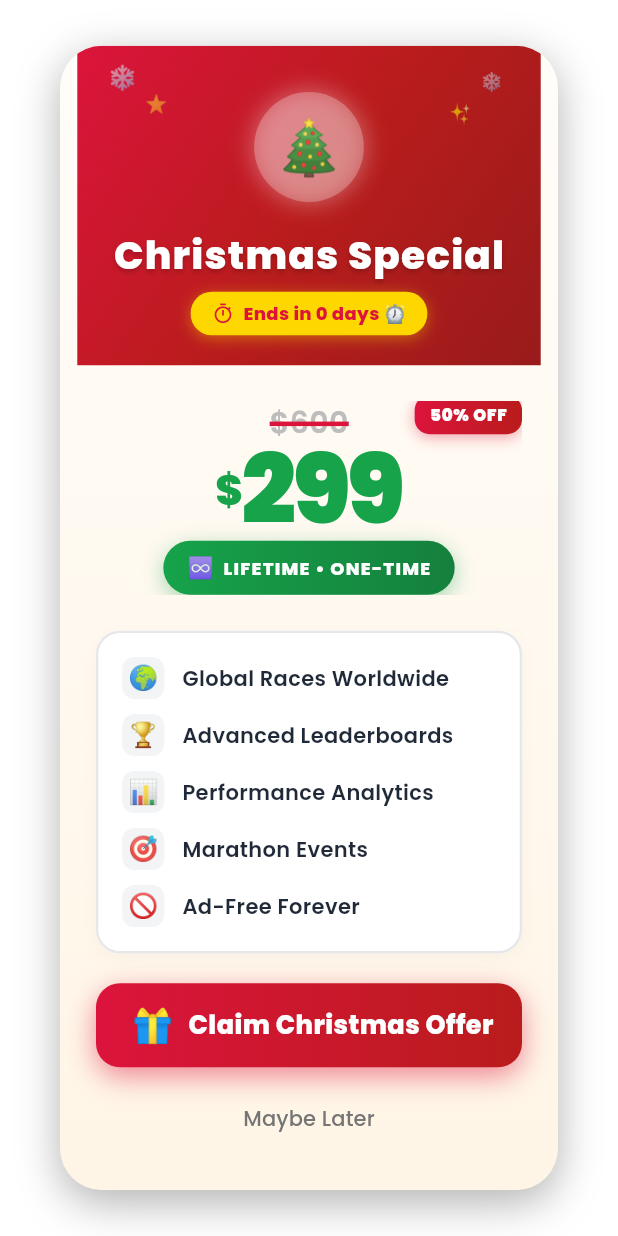
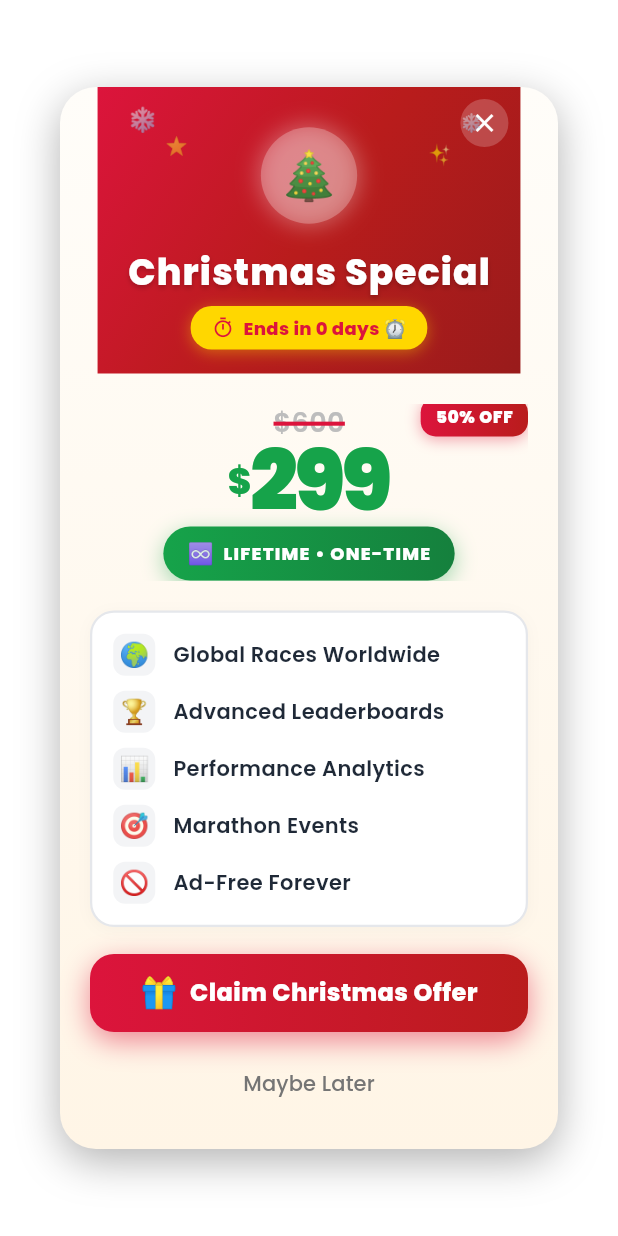
Before and after one commit to netsphereofficial-jpg/netsphere-stepzsync-stable, a Flutter app: the _PremiumPurchaseDialogContent widget shown alone on an empty page, opened directly with empty values, on a phone screen of 412 x 824 dp. Run offline on Flutter 3.47's test engine with Material 3 defaults, Android fonts, the phone set to English and light mode, and no system bars; our stand-ins replace cloud_firestore, cloud_functions, confetti, connectivity_plus, country_code_picker, dio and 27 more; missing offline and left inert: android_intent_plus, firebase_performance, flutter_polyline_points, health, place_picker_google; accounts and stored records are empty; project files that could hold a hidden picture were left out.

Commit message:
UI: Add close button and reduce size of Christmas special dialog
Added a close button (X) at the top-right corner and made the dialog
more compact for better mobile UX.

Changes:
- Added close button with semi-transparent white background
- Reduced dialog width from 88% to 85% of screen width
- Reduced max width from 420px to 380px
- Reduced border radius from 28px to 24px for tighter design
- Reduced padding throughout (header: 24px, content: 20px)
- Scaled down Christmas tree icon from 36px to 32px
- Reduced title font size from 26px to 24px
- Reduced price display sizes (original: 20→18px, main: 64→56px)
- Reduced button height from 56px to 52px
- Reduced button text from 17px to 16px
- Tightened spacing between elements

Result:
- More compact, mobile-friendly dialog
- Easy dismiss with close button
- Maintains visual hierarchy and festive design

🤖 Generated with [Claude Code](https://claude.com/claude-code)

Co-Authored-By: Claude <noreply@anthropic.com>

```diff
--- a/lib/widgets/dialogs/premium_purchase_dialog.dart
+++ b/lib/widgets/dialogs/premium_purchase_dialog.dart
@@ -70,10 +70,10 @@ class _PremiumPurchaseDialogContentState
       backgroundColor: Colors.transparent,
       elevation: 0,
       child: Container(
-        width: MediaQuery.of(context).size.width * 0.88,
-        constraints: BoxConstraints(maxWidth: 420),
+        width: MediaQuery.of(context).size.width * 0.85,
+        constraints: BoxConstraints(maxWidth: 380),
         decoration: BoxDecoration(
-          borderRadius: BorderRadius.circular(28),
+          borderRadius: BorderRadius.circular(24),
           boxShadow: [
             BoxShadow(
               color: Colors.black.withValues(alpha: 0.3),
@@ -83,7 +83,7 @@ class _PremiumPurchaseDialogContentState
           ],
         ),
         child: ClipRRect(
-          borderRadius: BorderRadius.circular(28),
+          borderRadius: BorderRadius.circular(24),
           child: Container(
             decoration: BoxDecoration(
               gradient: LinearGradient(
@@ -113,6 +113,30 @@ class _PremiumPurchaseDialogContentState
                   ),
                   child: Stack(
                     children: [
+                      // Close button
+                      Positioned(
+                        top: 8,
+                        right: 8,
+                        child: Material(
+                          color: Colors.transparent,
+                          child: InkWell(
+                            onTap: () => Get.back(),
+                            borderRadius: BorderRadius.circular(20),
+                            child: Container(
+                              padding: EdgeInsets.all(6),
+                              decoration: BoxDecoration(
+                                color: Colors.white.withValues(alpha: 0.2),
+                                shape: BoxShape.circle,
+                              ),
+                              child: Icon(
+                                Icons.close,
+                                color: Colors.white,
+                                size: 20,
+                              ),
+                            ),
+                          ),
+                        ),
+                      ),
                       // Decorative snowflakes
                       Positioned(
                         top: 10,
@@ -149,12 +173,12 @@ class _PremiumPurchaseDialogContentState
 
                       // Main content
                       Padding(
-                        padding: EdgeInsets.fromLTRB(24, 28, 24, 20),
+                        padding: EdgeInsets.fromLTRB(20, 24, 20, 16),
                         child: Column(
                           children: [
                             // Christmas tree with glow effect
                             Container(
-                              padding: EdgeInsets.all(14),
+                              padding: EdgeInsets.all(12),
                               decoration: BoxDecoration(
                                 color: Colors.white.withValues(alpha: 0.25),
                                 shape: BoxShape.circle,
@@ -168,14 +192,14 @@ class _PremiumPurchaseDialogContentState
                               ),
                               child: Text(
                                 '🎄',
-                                style: TextStyle(fontSize: 36),
+                                style: TextStyle(fontSize: 32),
                               ),
                             ),
-                            SizedBox(height: 14),
+                            SizedBox(height: 12),
                             Text(
                               'Christmas Special',
                               style: GoogleFonts.poppins(
-                                fontSize: 26,
+                                fontSize: 24,
                                 fontWeight: FontWeight.w800,
                                 color: Colors.white,
                                 letterSpacing: 0.8,
@@ -227,7 +251,7 @@ class _PremiumPurchaseDialogContentState
 
                 // Content with better spacing
                 Padding(
-                  padding: EdgeInsets.fromLTRB(24, 24, 24, 24),
+                  padding: EdgeInsets.fromLTRB(20, 20, 20, 20),
                   child: Column(
                     children: [
                       // Pricing Section with better layout
@@ -239,7 +263,7 @@ class _PremiumPurchaseDialogContentState
                               Text(
                                 '\$600',
                                 style: GoogleFonts.poppins(
-                                  fontSize: 20,
+                                  fontSize: 18,
                                   fontWeight: FontWeight.w600,
                                   color: Colors.grey[400],
                                   decoration: TextDecoration.lineThrough,
@@ -254,11 +278,11 @@ class _PremiumPurchaseDialogContentState
                                 crossAxisAlignment: CrossAxisAlignment.start,
                                 children: [
                                   Padding(
-                                    padding: EdgeInsets.only(top: 8),
+                                    padding: EdgeInsets.only(top: 6),
                                     child: Text(
                                       '\$',
                                       style: GoogleFonts.poppins(
-                                        fontSize: 28,
+                                        fontSize: 24,
                                         fontWeight: FontWeight.w800,
                                         color: Color(0xFF16A34A),
                                       ),
@@ -267,7 +291,7 @@ class _PremiumPurchaseDialogContentState
                                   Text(
                                     '299',
                                     style: GoogleFonts.poppins(
-                                      fontSize: 64,
+                                      fontSize: 56,
                                       fontWeight: FontWeight.w900,
                                       color: Color(0xFF16A34A),
                                       height: 0.85,
@@ -276,7 +300,7 @@ class _PremiumPurchaseDialogContentState
                                   ),
                                 ],
                               ),
-                              SizedBox(height: 8),
+                              SizedBox(height: 6),
                               // Lifetime badge with better shadow
                               Container(
                                 padding: EdgeInsets.symmetric(horizontal: 16, vertical: 8),
@@ -348,11 +372,11 @@ class _PremiumPurchaseDialogContentState
                         ],
                       ),
 
-                      SizedBox(height: 24),
+                      SizedBox(height: 20),
 
                       // Features - Better styling
                       Container(
-                        padding: EdgeInsets.all(16),
+                        padding: EdgeInsets.all(14),
                         decoration: BoxDecoration(
                           color: Colors.white,
                           borderRadius: BorderRadius.circular(16),
@@ -376,12 +400,12 @@ class _PremiumPurchaseDialogContentState
                         ),
                       ),
 
-                      SizedBox(height: 20),
+                      SizedBox(height: 18),
 
                       // CTA Button with better styling
                       Container(
                         width: double.infinity,
-                        height: 56,
+                        height: 52,
                         decoration: BoxDecoration(
                           gradient: LinearGradient(
                             colors: [Color(0xFFDC143C), Color(0xFFB91C1C)],
@@ -412,13 +436,13 @@ class _PremiumPurchaseDialogContentState
                             children: [
                               Text(
                                 '🎁',
-                                style: TextStyle(fontSize: 22),
+                                style: TextStyle(fontSize: 20),
                               ),
-                              SizedBox(width: 10),
+                              SizedBox(width: 8),
                               Text(
                                 'Claim Christmas Offer',
                                 style: GoogleFonts.poppins(
-                                  fontSize: 17,
+                                  fontSize: 16,
                                   fontWeight: FontWeight.w800,
                                   color: Colors.white,
                                   letterSpacing: 0.3,
```
